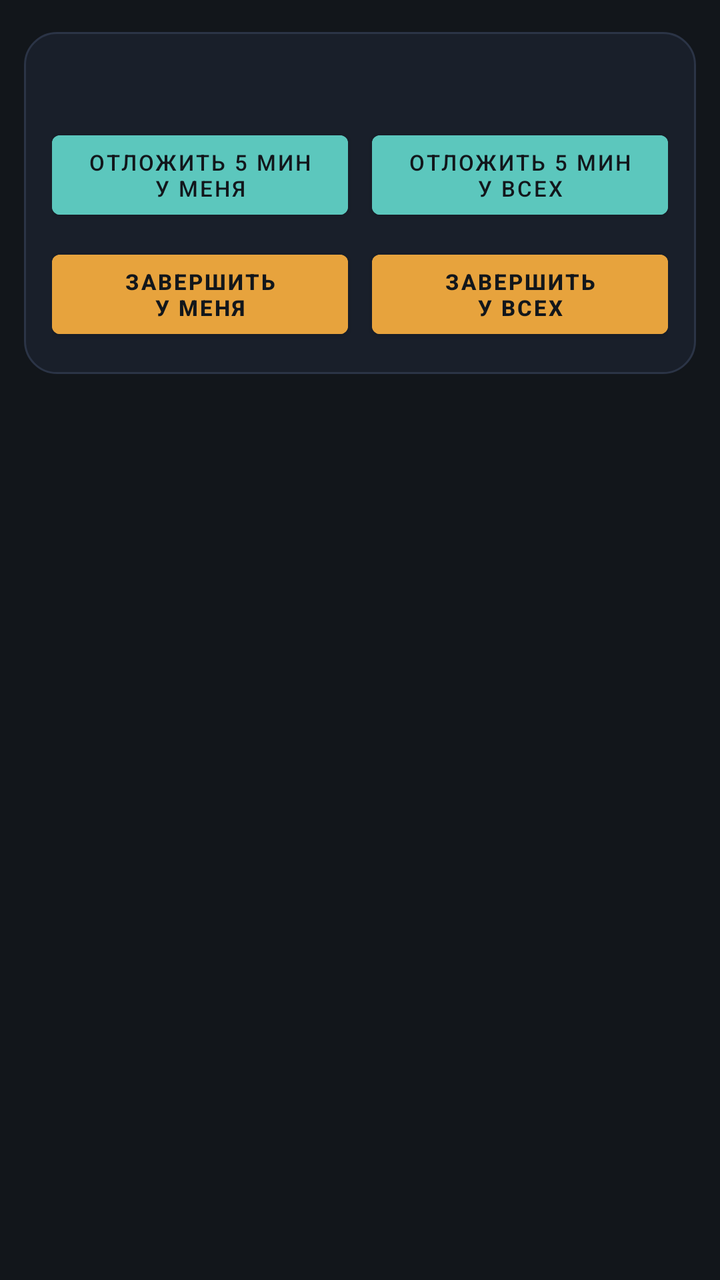
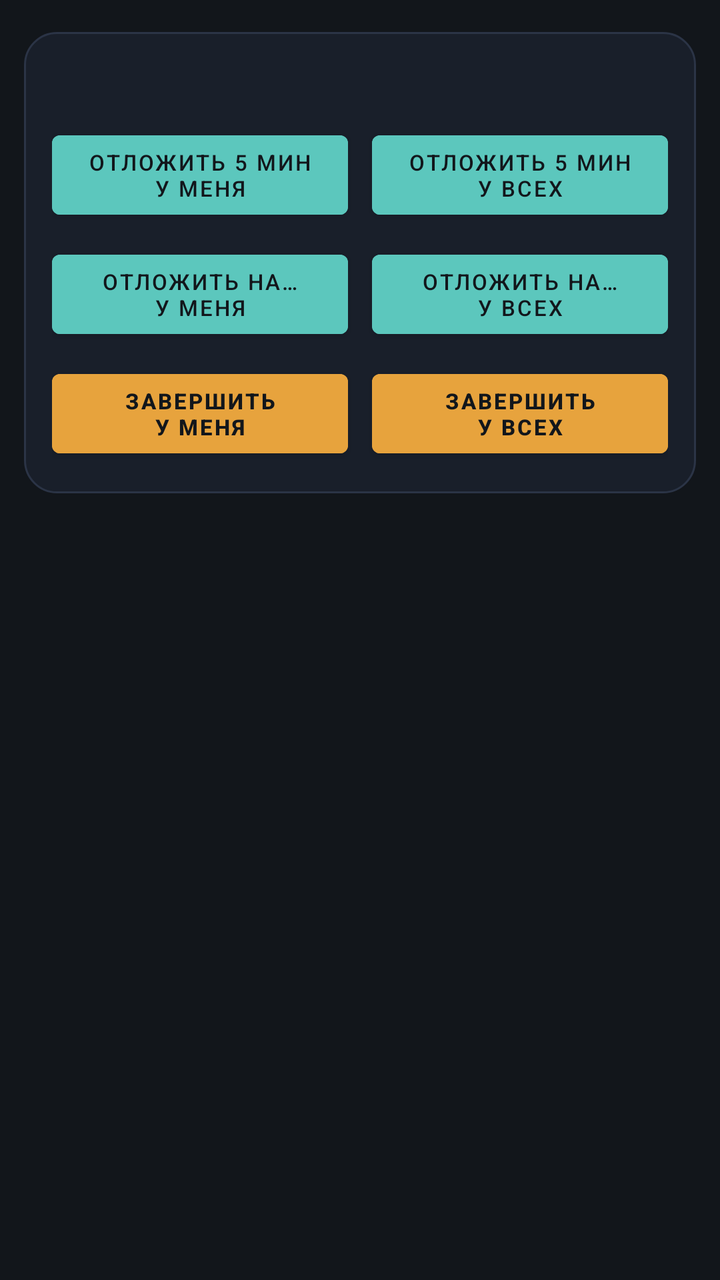

An Android layout rendered at two revisions. The XML below is the earlier revision; the diff shows what the commit changed to produce the second picture.
<!-- AndroidManifest.xml: application theme Theme.SyncCalendar -->
<!-- res/layout/overlay_banner.xml -->
<?xml version="1.0" encoding="utf-8"?>
<LinearLayout xmlns:android="http://schemas.android.com/apk/res/android"
    android:layout_width="match_parent"
    android:layout_height="wrap_content"
    android:orientation="vertical">

    
    <LinearLayout
        android:layout_width="match_parent"
        android:layout_height="wrap_content"
        android:layout_marginStart="12dp"
        android:layout_marginEnd="12dp"
        android:layout_marginTop="16dp"
        android:orientation="vertical"
        android:background="@drawable/bg_overlay_banner"
        android:padding="14dp"
        android:elevation="8dp">

        <TextView
            android:id="@+id/textReminder"
            android:layout_width="match_parent"
            android:layout_height="wrap_content"
            android:textColor="@color/text"
            android:textSize="16sp"
            android:textStyle="bold"
            android:maxLines="5"
            android:ellipsize="end" />

        <TextView
            android:id="@+id/bannerExpand"
            android:layout_width="wrap_content"
            android:layout_height="wrap_content"
            android:layout_marginTop="2dp"
            android:padding="4dp"
            android:text="@string/banner_show_full"
            android:textColor="@color/teal"
            android:textSize="12sp"
            android:visibility="gone" />

        
        <LinearLayout
            android:layout_width="match_parent"
            android:layout_height="wrap_content"
            android:layout_marginTop="10dp"
            android:orientation="horizontal">

            <Button
                android:id="@+id/buttonSnooze5Mine"
                android:layout_width="0dp"
                android:layout_height="wrap_content"
                android:layout_weight="1"
                android:layout_marginEnd="6dp"
                android:minHeight="0dp"
                android:paddingTop="6dp"
                android:paddingBottom="6dp"
                android:backgroundTint="@color/teal"
                android:textColor="@color/bg"
                android:textSize="11sp"
                android:text="@string/snooze_5min_mine" />

            <Button
                android:id="@+id/buttonSnooze5Everyone"
                android:layout_width="0dp"
                android:layout_height="wrap_content"
                android:layout_weight="1"
                android:layout_marginStart="6dp"
                android:minHeight="0dp"
                android:paddingTop="6dp"
                android:paddingBottom="6dp"
                android:backgroundTint="@color/teal"
                android:textColor="@color/bg"
                android:textSize="11sp"
                android:text="@string/snooze_5min_everyone" />
        </LinearLayout>

        
        <LinearLayout
            android:layout_width="match_parent"
            android:layout_height="wrap_content"
            android:layout_marginTop="8dp"
            android:orientation="horizontal">

            <Button
                android:id="@+id/buttonDismissMine"
                android:layout_width="0dp"
                android:layout_height="wrap_content"
                android:layout_weight="1"
                android:layout_marginEnd="6dp"
                android:minHeight="0dp"
                android:paddingTop="6dp"
                android:paddingBottom="6dp"
                android:backgroundTint="@color/amber"
                android:textColor="@color/bg"
                android:textStyle="bold"
                android:textSize="11sp"
                android:text="@string/dismiss_mine" />

            <Button
                android:id="@+id/buttonDismissEveryone"
                android:layout_width="0dp"
                android:layout_height="wrap_content"
                android:layout_weight="1"
                android:layout_marginStart="6dp"
                android:minHeight="0dp"
                android:paddingTop="6dp"
                android:paddingBottom="6dp"
                android:backgroundTint="@color/amber"
                android:textColor="@color/bg"
                android:textStyle="bold"
                android:textSize="11sp"
                android:text="@string/dismiss_everyone" />
        </LinearLayout>

    </LinearLayout>
</LinearLayout>
<!-- resources referenced by this layout -->
<resources>
  <color name="amber">#E7A33D</color>
  <color name="bg">#12161B</color>
  <color name="teal">#5CC7BD</color>
  <color name="text">#E9E5DB</color>
  <!-- drawable bg_overlay_banner (drawable) -->
  <?xml version="1.0" encoding="utf-8"?>
  <shape xmlns:android="http://schemas.android.com/apk/res/android"
      android:shape="rectangle">
      <solid android:color="#E61A212C" />
      <corners android:radius="16dp" />
      <stroke
          android:width="1dp"
          android:color="@color/border" />
  </shape>
  <string name="banner_show_full">Показать полностью</string>
  <string name="dismiss_everyone">Завершить\nу всех</string>
  <string name="dismiss_mine">Завершить\nу меня</string>
  <string name="snooze_5min_everyone">Отложить 5 мин\nу всех</string>
  <string name="snooze_5min_mine">Отложить 5 мин\nу меня</string>
  <style name="Theme.SyncCalendar" parent="Theme.MaterialComponents.NoActionBar">
          <item name="colorPrimary">@color/amber</item>
          <item name="colorPrimaryDark">@color/bg</item>
          <item name="colorSecondary">@color/teal</item>
          <item name="colorSurface">@color/surface</item>
          <item name="colorOnSurface">@color/text</item>
          <item name="android:windowBackground">@color/bg</item>
          <item name="android:textColorPrimary">@color/text</item>
          <item name="android:textColorSecondary">@color/text_dim</item>
      </style>
  <color name="border">#2B3446</color>
  <color name="surface">#1A212C</color>
  <color name="text_dim">#8891A3</color>
</resources>

<!-- the commit's change to res/layout/overlay_banner.xml (unified diff, before → after) -->
@@ -81,6 +81,42 @@
             android:orientation="horizontal">
 
             <Button
+                android:id="@+id/buttonSnoozeMenuMine"
+                android:layout_width="0dp"
+                android:layout_height="wrap_content"
+                android:layout_weight="1"
+                android:layout_marginEnd="6dp"
+                android:minHeight="0dp"
+                android:paddingTop="6dp"
+                android:paddingBottom="6dp"
+                android:backgroundTint="@color/teal"
+                android:textColor="@color/bg"
+                android:textSize="11sp"
+                android:text="@string/snooze_pick_mine" />
+
+            <Button
+                android:id="@+id/buttonSnoozeMenuEveryone"
+                android:layout_width="0dp"
+                android:layout_height="wrap_content"
+                android:layout_weight="1"
+                android:layout_marginStart="6dp"
+                android:minHeight="0dp"
+                android:paddingTop="6dp"
+                android:paddingBottom="6dp"
+                android:backgroundTint="@color/teal"
+                android:textColor="@color/bg"
+                android:textSize="11sp"
+                android:text="@string/snooze_pick_everyone" />
+        </LinearLayout>
+
+        
+        <LinearLayout
+            android:layout_width="match_parent"
+            android:layout_height="wrap_content"
+            android:layout_marginTop="8dp"
+            android:orientation="horizontal">
+
+            <Button
                 android:id="@+id/buttonDismissMine"
                 android:layout_width="0dp"
                 android:layout_height="wrap_content"
<!-- resource entries referenced after the edit -->
@@ -19,6 +19,8 @@
   <string name="dismiss_mine">Завершить\nу меня</string>
   <string name="snooze_5min_everyone">Отложить 5 мин\nу всех</string>
   <string name="snooze_5min_mine">Отложить 5 мин\nу меня</string>
+  <string name="snooze_pick_everyone">Отложить на…\nу всех</string>
+  <string name="snooze_pick_mine">Отложить на…\nу меня</string>
   <style name="Theme.SyncCalendar" parent="Theme.MaterialComponents.NoActionBar">
           <item name="colorPrimary">@color/amber</item>
           <item name="colorPrimaryDark">@color/bg</item>
